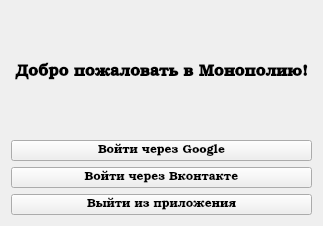
This is userinterface/loginwindow.ui in AlekseyLapunov/Client-Monopoly as Qt 5 draws it before an edit. The edited form follows.
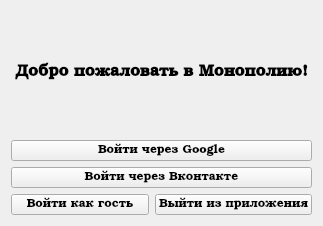
This is the edited form.

```diff
--- a/userinterface/loginwindow.ui
+++ b/userinterface/loginwindow.ui
@@ -22,6 +22,11 @@
     <height>314</height>
    </size>
   </property>
+  <property name="font">
+   <font>
+    <family>Bookman Old Style</family>
+   </font>
+  </property>
   <property name="windowTitle">
    <string>Окно авторизации</string>
   </property>
@@ -91,6 +96,15 @@
     </widget>
    </item>
    <item>
+    <layout class="QHBoxLayout" name="horizontalLayout">
+     <item>
+      <widget class="QPushButton" name="bGuestLogin">
+       <property name="text">
+        <string>Войти как гость</string>
+       </property>
+      </widget>
+     </item>
+     <item>
     <widget class="QPushButton" name="bQuitApp">
      <property name="font">
       <font>
@@ -105,6 +119,8 @@
       <string>Выйти из приложения</string>
      </property>
     </widget>
+     </item>
+    </layout>
    </item>
   </layout>
  </widget>
```
Lines whose indentation alone changed are shown as unchanged.
